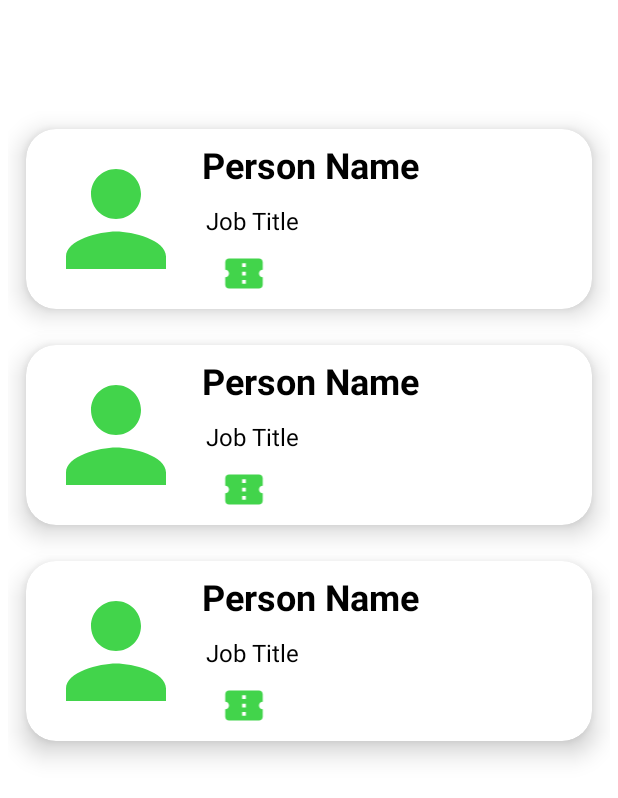
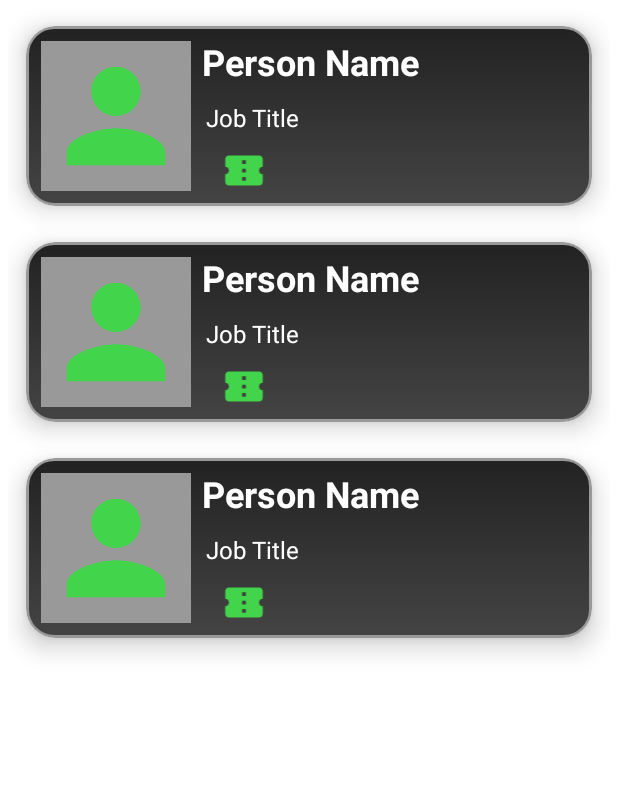
Before and after one commit to ldunneone/People, an Android app: the layout fragment_home.xml on its own in the app's theme, with its tools: preview values and no code run, on a phone screen of 412 x 824 dp. Shown: the top 798 px of the screen. Run offline under Robolectric (Android 15) with nearby library versions, the phone set to English and light mode, and no system bars.

Commit message:
Some XML updates new colour scheme, added borders to rows and images, added more data in general

```diff
--- a/app/src/main/res/drawable/gradient_background.xml
+++ b/app/src/main/res/drawable/gradient_row.xml
@@ -2,11 +2,12 @@
 <shape
     android:shape = "rectangle"
     xmlns:android = "http://schemas.android.com/apk/res/android" >
-
+    <corners android:radius="18dp" />
+    <stroke android:width="2dp" android:color="#999999" />
     <gradient
-        android:startColor = "#37db42"
-        android:centerColor = "#71f079"
-        android:endColor = "#a3f0a8"
+        android:startColor = "#444444"
+        android:centerColor = "#333333"
+        android:endColor = "#222222"
         android:angle = "90"
         android:type = "linear" />
 </shape>
--- /dev/null
+++ b/app/src/main/res/drawable/image_border.xml
@@ -0,0 +1,7 @@
+<?xml version="1.0" encoding="UTF-8"?>
+<shape xmlns:android="http://schemas.android.com/apk/res/android">
+    <solid android:color="#999999" />
+    <stroke android:width="5dp" android:color="#999999" />
+    <padding android:left="1dp" android:top="1dp" android:right="1dp"
+        android:bottom="1dp" />
+</shape>
--- a/app/src/main/res/layout/fragment_home.xml
+++ b/app/src/main/res/layout/fragment_home.xml
@@ -19,14 +19,14 @@
 
     <androidx.recyclerview.widget.RecyclerView
         android:id="@+id/person_data_recyclerview"
+        android:layout_width="0dp"
+        android:layout_height="0dp"
+        android:layout_margin="5dp"
         app:layoutManager="androidx.recyclerview.widget.LinearLayoutManager"
-        tools:listitem="@layout/row_people_item"
-        android:layout_margin="5dp"
-        app:layout_constraintTop_toBottomOf="@id/falcon_9_launches_textview"
         app:layout_constraintBottom_toBottomOf="parent"
+        app:layout_constraintEnd_toEndOf="parent"
         app:layout_constraintStart_toStartOf="parent"
-        app:layout_constraintEnd_toEndOf="parent"
-        android:layout_width="0dp"
-        android:layout_height="0dp"/>
+        app:layout_constraintTop_toTopOf="parent"
+        tools:listitem="@layout/row_people_item" />
 
 </androidx.constraintlayout.widget.ConstraintLayout>
--- a/app/src/main/res/layout/row_people_item.xml
+++ b/app/src/main/res/layout/row_people_item.xml
@@ -22,12 +22,14 @@
 
         <androidx.constraintlayout.widget.ConstraintLayout
             android:layout_width="match_parent"
-            android:layout_height="wrap_content">
+            android:layout_height="wrap_content"
+            android:background="@drawable/gradient_row">
 
             <ImageView
                 android:id="@+id/person_pic_imageview"
                 android:src="@drawable/ic_baseline_person_24"
                 app:loadBadge="@{person.avatar}"
+                android:background="@drawable/image_border"
                 app:layout_constraintStart_toStartOf="parent"
                 app:layout_constraintTop_toTopOf="parent"
                 app:layout_constraintBottom_toBottomOf="parent"
@@ -39,7 +41,8 @@
                 android:id="@+id/person_title_textview"
                 android:textSize="24sp"
                 android:textStyle="bold"
-                android:textColor="@color/black"
+                android:textColor="@color/white"
+                android:shadowColor="@color/black"
                 tools:text="Person Name"
                 android:text="@{person.firstName}"
                 app:layout_constraintTop_toTopOf="parent"
@@ -52,7 +55,7 @@
             <TextView
                 android:id="@+id/person_job_title_textview"
                 android:textSize="16sp"
-                android:textColor="@color/black"
+                android:textColor="@color/white"
                 tools:text="Job Title"
                 android:text="@{person.jobTitle}"
                 app:layout_constraintTop_toBottomOf="@id/person_title_textview"
@@ -64,7 +67,7 @@
             <TextView
                 android:id="@+id/person_date_textview"
                 android:textSize="16sp"
-                android:textColor="@color/black"
+                android:textColor="@color/white"
                 android:text="@{person.createdAt}"
                 app:layout_constraintTop_toBottomOf="@id/person_job_title_textview"
                 app:layout_constraintStart_toEndOf="@id/person_pic_imageview"
```
Also changed, not shown: app/src/main/res/layout/activity_main.xml (+4 -20 lines), app/src/main/res/layout/fragment_person_details.xml (+29 -11 lines).
